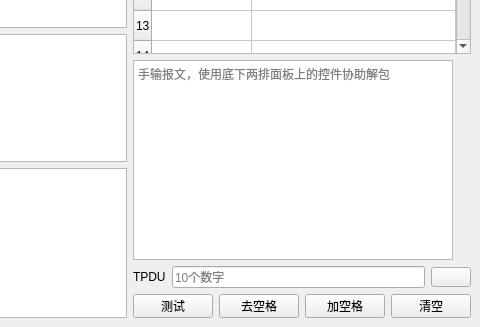
This is src/GUI/mainWindow.ui in adam-hh/8583MSG_DEC as Qt 5 draws it before an edit; both pictures show x 552 to 1032 and y 439 to 766 of the 1032 by 766 pixel window. The edited form follows.
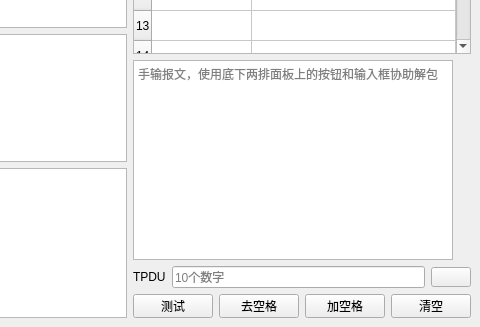
This is the edited form. Icons and pictures are not drawn.

Patch:
```diff
--- a/src/GUI/mainWindow.ui
+++ b/src/GUI/mainWindow.ui
@@ -367,7 +367,7 @@
              <bool>false</bool>
             </property>
             <property name="placeholderText">
-             <string>手输报文，使用底下两排面板上的控件协助解包</string>
+             <string>手输报文，使用底下两排面板上的按钮和输入框协助解包</string>
             </property>
            </widget>
           </item>
```
